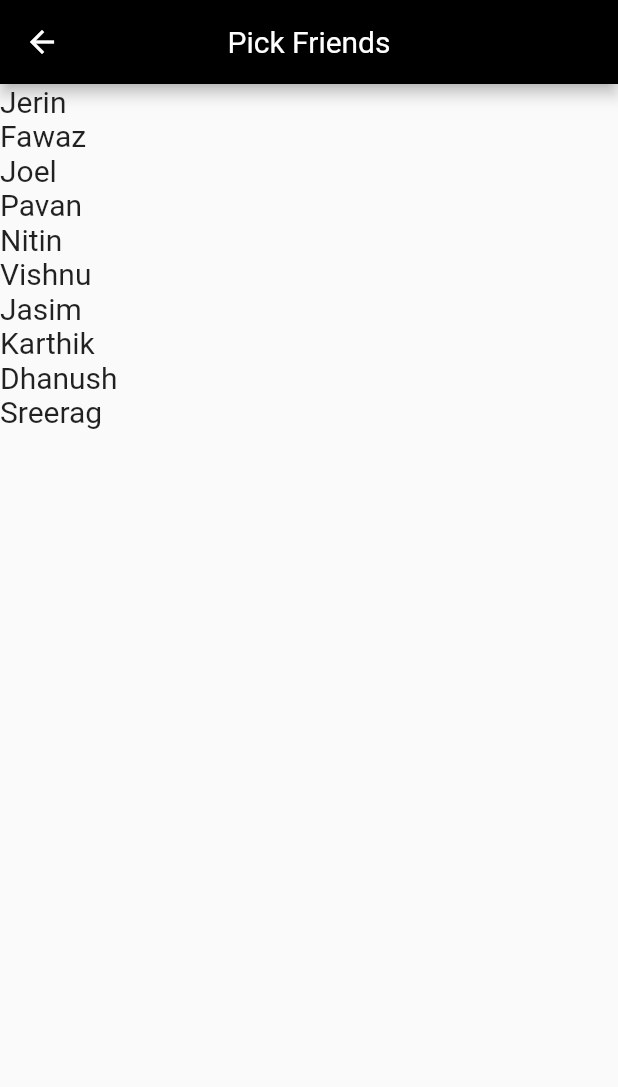
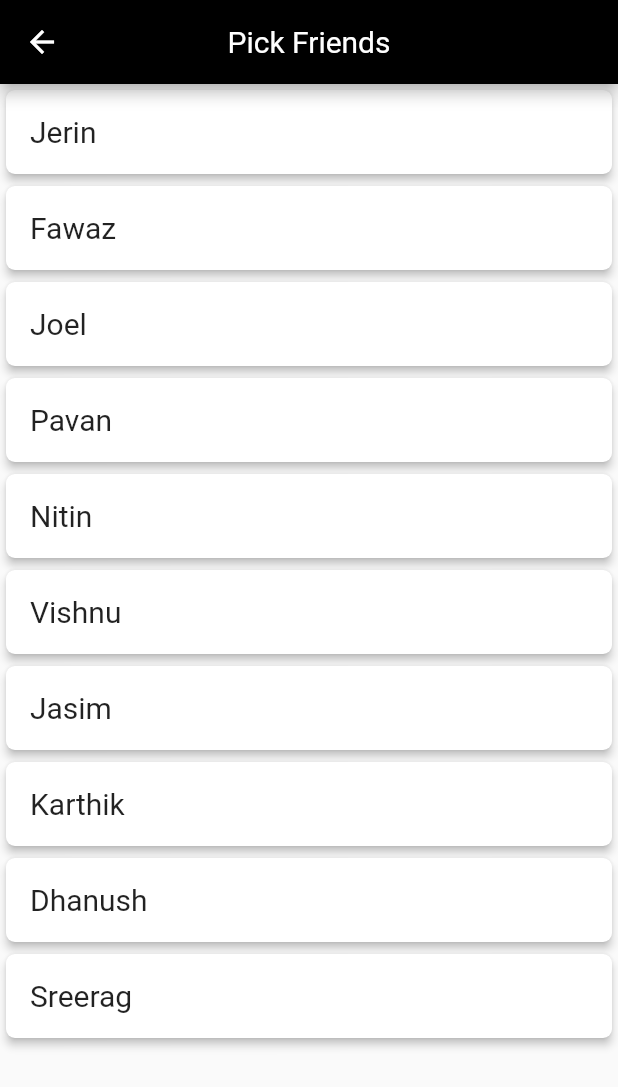
Before and after one commit to JerinFrancisA/Play-Plan, a Flutter app: the PickFriends screen opened directly with empty values, on a phone screen of 412 x 824 dp. Shown: the top 1087 px of the screen. Run offline on Flutter 3.47's test engine with Material 2 defaults, Android fonts, the phone set to English and light mode, and no system bars; our stand-ins replace flutter_datetime_picker; network calls fail.

Commit message:
its all coming together

```diff
--- a/lib/screens/login_screen.dart
+++ b/lib/screens/login_screen.dart
@@ -12,6 +12,8 @@ class LoginScreen extends StatefulWidget {
   @override
   _LoginScreenState createState() => _LoginScreenState();
 }
+
+String userPhoneNumber;
 
 class _LoginScreenState extends State<LoginScreen> {
   InputBox inputBox = InputBox(
@@ -44,6 +46,7 @@ class _LoginScreenState extends State<LoginScreen> {
                   text: "GO",
                   onPressed: () async {
                     if (boysInfo[inputBox.input] != null) {
+                      userPhoneNumber = inputBox.input;
                       await showDialog(
                         context: context,
                         builder: (context) {
--- a/lib/screens/pick_friends.dart
+++ b/lib/screens/pick_friends.dart
@@ -25,14 +25,24 @@ class _PickFriendsState extends State<PickFriends> {
           title: Text('Pick Friends'),
           centerTitle: true,
         ),
-        body: ListView.builder(
+        body: Scrollbar(
+          child: ListView.builder(
             itemCount: boysPhoneNumbers.length,
             itemBuilder: (BuildContext context, int index) {
-            return Text(
+              return Card(
+                child: ListTile(
+                  title: Text(
                     boysInfo[boysPhoneNumbers[index]],
                     style: kDefaultTextStyle,
+                  ),
+                ),
+                elevation: 2.5,
+                shape: RoundedRectangleBorder(
+                  borderRadius: BorderRadius.circular(6.0),
+                ),
               );
             },
+          ),
         ),
       ),
     );
```
Also changed, not shown: lib/screens/confirm_plan.dart (+16 -4 lines), lib/screens/other_plan.dart (+11 -3 lines). Lines whose indentation alone changed are shown as unchanged.
